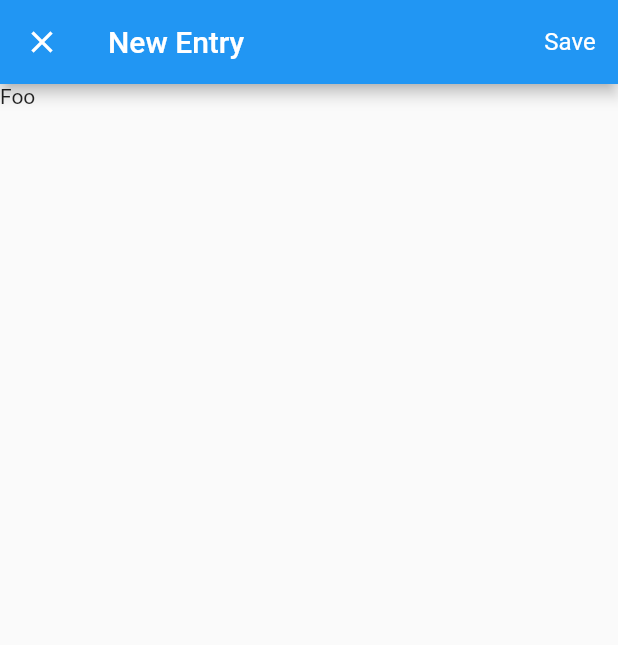
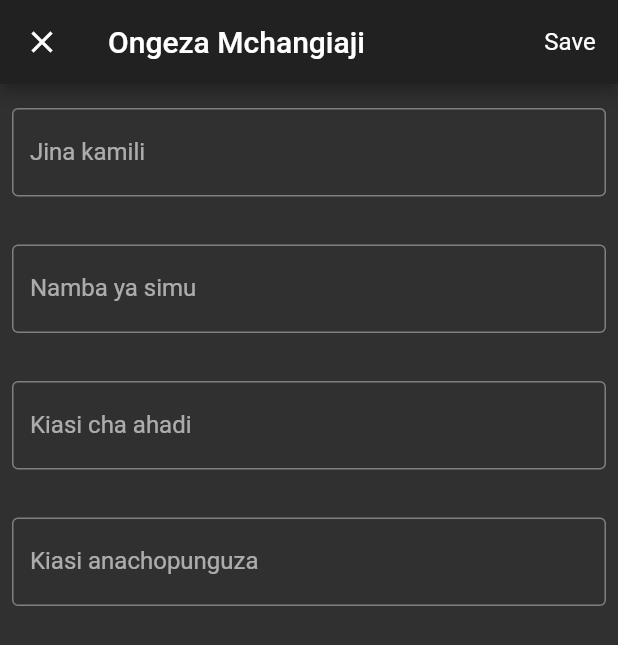
Before and after one commit to gabbymushi/michango_app, a Flutter app: the screen it shows after launch, after a tap on the "add" icon, on a phone screen of 412 x 824 dp. Shown: the top 645 px of the screen. Run offline on Flutter 3.47's test engine with Material 2 defaults, Android fonts, the phone set to English and light mode, and no system bars.

Commit message:
contributor screen

```diff
--- a/lib/main.dart
+++ b/lib/main.dart
@@ -6,9 +6,9 @@ import 'package:michango/pages/widgets/widget_home_category.dart';
 void main() {
   return runApp(
     MaterialApp(
-      //debugShowCheckedModeBanner: false,
+      debugShowCheckedModeBanner: false,
       theme: ThemeData(
-        brightness: Brightness.light,
+        brightness: Brightness.dark,
         accentColor: Colors.redAccent,
       ),
       home: MichangoApp(),
--- a/lib/pages/widgets/add_contributor.dart
+++ b/lib/pages/widgets/add_contributor.dart
@@ -10,7 +10,7 @@ class _AddEntryDialogState extends State<AddEntryDialog> {
   Widget build(BuildContext context) {
     return Scaffold(
       appBar: AppBar(
-        title: Text('New Entry'),
+        title: Text('Ongeza Mchangiaji'),
         actions: [
           TextButton(
             onPressed: () => {},
@@ -24,7 +24,48 @@ class _AddEntryDialogState extends State<AddEntryDialog> {
           )
         ],
       ),
-      body: Text('Foo'),
+      body: Column(
+        crossAxisAlignment: CrossAxisAlignment.start,
+        children: <Widget>[
+          Padding(
+            padding: EdgeInsets.symmetric(horizontal: 8, vertical: 16),
+            child: TextField(
+              decoration: InputDecoration(
+                border: OutlineInputBorder(),
+                labelText: 'Jina kamili',
+                hintText: 'Enter a search term',
+              ),
+            ),
+          ),
+          Padding(
+            padding: EdgeInsets.symmetric(horizontal: 8, vertical: 16),
+            child: TextFormField(
+              decoration: InputDecoration(
+                border: OutlineInputBorder(),
+                labelText: 'Namba ya simu',
+              ),
+            ),
+          ),
+          Padding(
+            padding: EdgeInsets.symmetric(horizontal: 8, vertical: 16),
+            child: TextFormField(
+              decoration: InputDecoration(
+                border: OutlineInputBorder(),
+                labelText: 'Kiasi cha ahadi',
+              ),
+            ),
+          ),
+          Padding(
+            padding: EdgeInsets.symmetric(horizontal: 8, vertical: 16),
+            child: TextFormField(
+              decoration: InputDecoration(
+                border: OutlineInputBorder(),
+                labelText: 'Kiasi anachopunguza',
+              ),
+            ),
+          ),
+        ],
+      ),
     );
   }
 }
```
